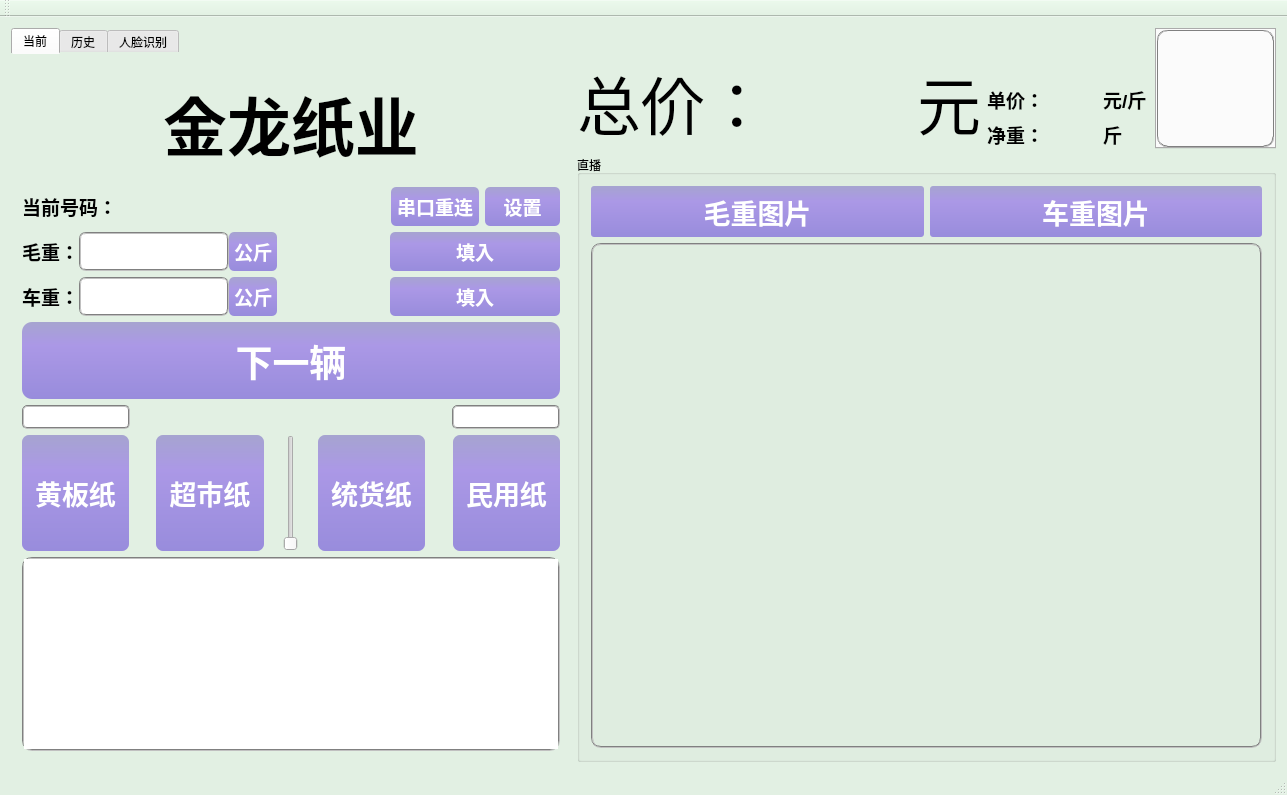
First picture: the form in wasterecycle.ui, repository ljhuan/WasteRecycle, before the edit.
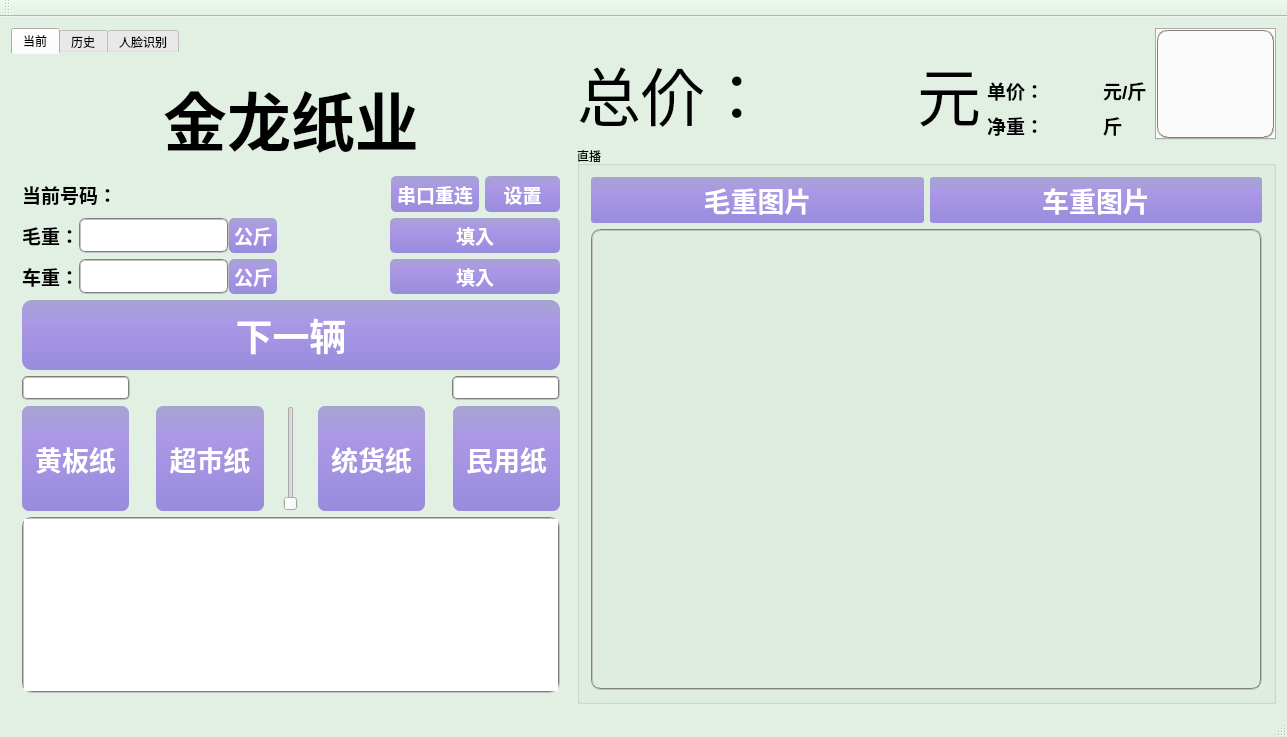
Second picture: the form after the edit.

Commit message:
Revert "optimize"
This reverts commit 3025158d1b6b4c1af94c11dbd11e1b7cea2e74b4.

```diff
--- a/wasterecycle.ui
+++ b/wasterecycle.ui
@@ -10,7 +10,7 @@
     <x>0</x>
     <y>0</y>
     <width>1287</width>
-    <height>795</height>
+    <height>737</height>
    </rect>
   </property>
   <property name="sizePolicy">
```
